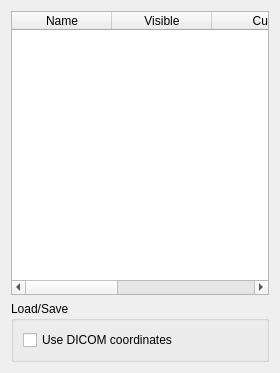
Before: the Qt Designer form applications/3DimViewer/ui/modelswidget.ui in SindenDev/3dimviewer, drawn with Qt 5.
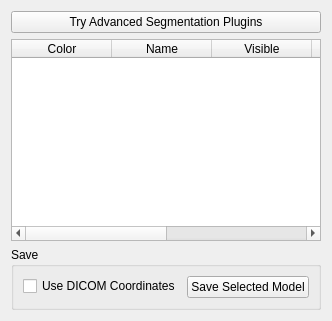
After: the same form once the commit is applied. Icons and pictures are not drawn.

What changed in the file:
```diff
--- a/applications/3DimViewer/ui/modelswidget.ui
+++ b/applications/3DimViewer/ui/modelswidget.ui
@@ -6,16 +6,38 @@
    <rect>
     <x>0</x>
     <y>0</y>
-    <width>280</width>
-    <height>373</height>
+    <width>318</width>
+    <height>321</height>
    </rect>
   </property>
   <property name="windowTitle">
    <string>Models</string>
   </property>
   <layout class="QVBoxLayout" name="verticalLayout">
+   <item>
+    <widget class="QPushButton" name="pushButtonBuyPlugins">
+     <property name="text">
+      <string>Try Advanced Segmentation Plugins</string>
+     </property>
+     <property name="icon">
+      <iconset resource="../resources.qrc">
+       <normaloff>:/icons/resources/autosegicon.png</normaloff>:/icons/resources/autosegicon.png</iconset>
+     </property>
+    </widget>
+   </item>
    <item>
     <widget class="QTableWidget" name="tableModels">
+     <property name="minimumSize">
+      <size>
+       <width>300</width>
+       <height>0</height>
+      </size>
+     </property>
+     <column>
+      <property name="text">
+       <string>Color</string>
+      </property>
+     </column>
      <column>
       <property name="text">
        <string>Name</string>
@@ -31,25 +53,25 @@
        <string>Cut</string>
       </property>
      </column>
-     <column>
-      <property name="text">
-       <string>Color</string>
-      </property>
-     </column>
      <column>
       <property name="text">
        <string>Remove</string>
       </property>
      </column>
+     <column>
+      <property name="text">
+       <string/>
+      </property>
+     </column>
     </widget>
    </item>
    <item>
     <widget class="QGroupBox" name="groupBox">
      <property name="title">
-      <string>Load/Save</string>
+      <string>Save</string>
      </property>
-     <layout class="QVBoxLayout" name="verticalLayout_2">
-      <item>
+     <layout class="QFormLayout" name="formLayout">
+      <item row="1" column="0">
        <widget class="QCheckBox" name="checkBoxIOApplyDICOM">
         <property name="toolTip">
          <string>Transform according to original DICOM coordinates for later use in other software.</string>
@@ -58,7 +80,14 @@
          <string>Transform according to original DICOM coordinates for later use in other software.</string>
         </property>
         <property name="text">
-         <string>Use DICOM coordinates</string>
+         <string>Use DICOM Coordinates</string>
+        </property>
+       </widget>
+      </item>
+      <item row="1" column="1">
+       <widget class="QPushButton" name="pushButtonSaveModel">
+        <property name="text">
+         <string>Save Selected Model</string>
         </property>
        </widget>
       </item>
```
Left out of the diff: 4 changed lines with no effect on the pictures.
